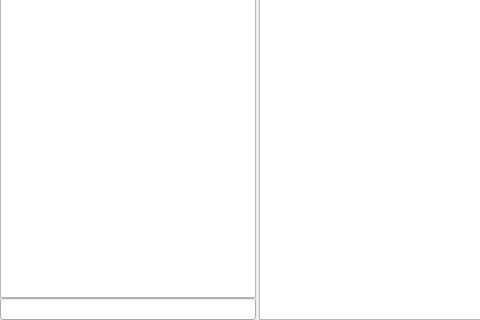
First picture: the form in ui/DocumentWindow.ui, repository djbozkosz/BozSceneTreeEditor, before the edit; both pictures show x 0 to 480 and y 380 to 700 of the 1250 by 700 pixel window.
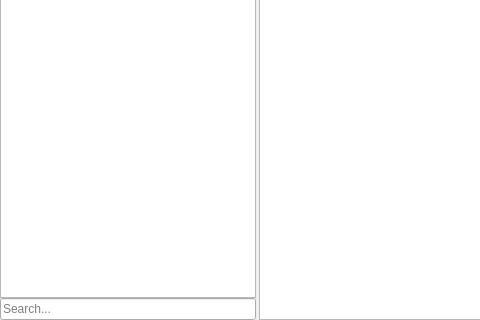
Second picture: the form after the edit. Custom widgets are drawn as their Qt base class.

Diff of the .ui file:
```diff
--- a/ui/DocumentWindow.ui
+++ b/ui/DocumentWindow.ui
@@ -107,6 +107,9 @@
           </property>
           <item>
            <widget class="QLineEdit" name="TreeSearch">
+            <property name="placeholderText">
+             <string>Search...</string>
+            </property>
             <property name="clearButtonEnabled">
              <bool>true</bool>
             </property>
```
Left out of the diff: 21 changed lines with no effect on the pictures.
